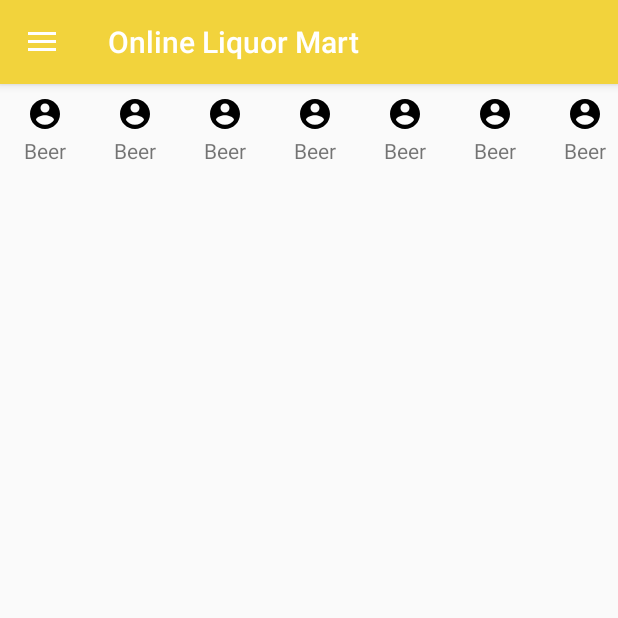
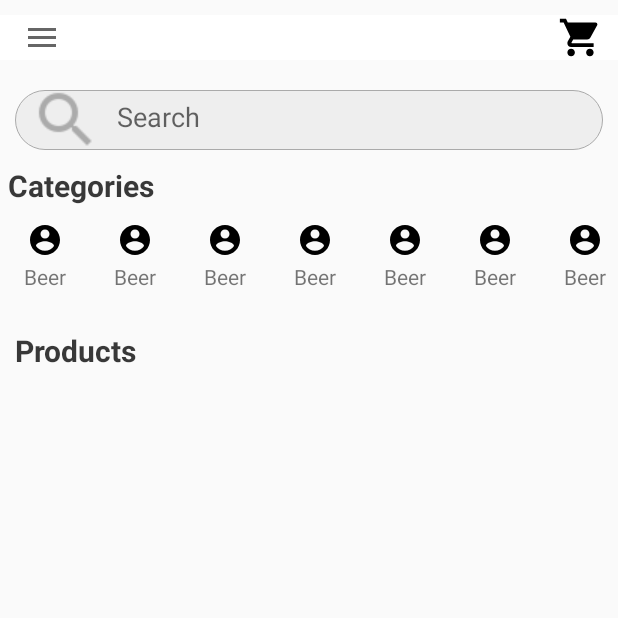
Before and after one commit to suvee01/FoodGATE, an Android app: the DashboardActivity screen opened directly, with no data from a screen before it, on a phone screen of 412 x 824 dp, the top half of it. Run offline under Robolectric (Android 15) with nearby library versions, the phone set to English and light mode, and no system bars.

Commit message:
"Cardview"

```diff
--- a/app/build.gradle
+++ b/app/build.gradle
@@ -5,7 +5,7 @@ android {
     buildToolsVersion "29.0.2"
     defaultConfig {
         applicationId "com.example.onlineliquorfinal"
-        minSdkVersion 23
+        minSdkVersion 21
         targetSdkVersion 29
         versionCode 1
         versionName "1.0"
@@ -27,7 +27,7 @@ dependencies {
     testImplementation 'junit:junit:4.12'
     androidTestImplementation 'androidx.test.ext:junit:1.1.0'
     androidTestImplementation 'androidx.test.espresso:espresso-core:3.1.1'
-    implementation 'com.android.support:design:28.0.0'
+    implementation 'com.android.support:design:29.0.0'
     implementation 'androidx.recyclerview:recyclerview:1.2.0-alpha01'
     implementation 'com.squareup.retrofit2:retrofit:2.5.0'
     implementation 'com.squareup.retrofit2:converter-gson:2.5.0'
--- /dev/null
+++ b/app/src/main/java/Adapter/ProductAdapter.java
@@ -0,0 +1,4 @@
+package Adapter;
+
+public class ProductAdapter {
+}
--- /dev/null
+++ b/app/src/main/java/Model/ProductModel.java
@@ -0,0 +1,4 @@
+package Model;
+
+public class ProductModel {
+}
--- a/app/src/main/java/com/example/onlineliquorfinal/DashboardActivity.java
+++ b/app/src/main/java/com/example/onlineliquorfinal/DashboardActivity.java
@@ -2,11 +2,13 @@ package com.example.onlineliquorfinal;
 
 import androidx.appcompat.app.ActionBarDrawerToggle;
 import androidx.appcompat.app.AppCompatActivity;
+import androidx.appcompat.widget.Toolbar;
 import androidx.drawerlayout.widget.DrawerLayout;
 import androidx.fragment.app.Fragment;
 import androidx.fragment.app.FragmentTransaction;
 
 import android.os.Bundle;
+import android.view.Menu;
 import android.view.MenuItem;
 import android.widget.FrameLayout;
 
@@ -14,6 +16,7 @@ import com.example.onlineliquorfinal.Fragment.DashboardFragment;
 
 public class DashboardActivity extends AppCompatActivity {
     private DrawerLayout mDrawerLayout;
+    private Toolbar toolbar;
     private ActionBarDrawerToggle mToggle;
     private FrameLayout frameLayout;
 
@@ -21,9 +24,11 @@ public class DashboardActivity extends AppCompatActivity {
     protected void onCreate(Bundle savedInstanceState) {
         super.onCreate(savedInstanceState);
         setContentView(R.layout.activity_dashboard);
+        getSupportActionBar().hide();
 
         mDrawerLayout= (DrawerLayout) findViewById(R.id.drawyerlayout);
-        mToggle= new ActionBarDrawerToggle(this, mDrawerLayout,R.string.open,R.string.close);
+        Toolbar toolbar = findViewById(R.id.app_bar);
+        mToggle= new ActionBarDrawerToggle(this, mDrawerLayout, toolbar,R.string.open,R.string.close);
 
         mDrawerLayout.addDrawerListener(mToggle);
         mToggle.syncState();
@@ -49,4 +54,9 @@ public class DashboardActivity extends AppCompatActivity {
 
     }
 
+//    @Override
+//    public boolean onCreateOptionsMenu(Menu menu) {
+//
+//
+//    }
 }
--- /dev/null
+++ b/app/src/main/res/drawable/editsearch.xml
@@ -0,0 +1,7 @@
+<?xml version="1.0" encoding="utf-8"?>
+<shape android:shape="rectangle" xmlns:android="http://schemas.android.com/apk/res/android">
+
+    <solid android:color="#eee"/>
+    <corners android:radius="50dp"/>
+    <stroke android:color="#aaa" android:width="0.5dp"></stroke>
+</shape>
--- /dev/null
+++ b/app/src/main/res/drawable/search2.xml
@@ -0,0 +1,11 @@
+<vector xmlns:android="http://schemas.android.com/apk/res/android"
+    android:width="10dp"
+    android:height="10dp"
+    android:viewportWidth="24"
+    android:viewportHeight="24"
+    android:tint="#333333"
+    android:alpha="0.6">
+    <path
+        android:fillColor="#FF000000"
+        android:pathData="M15.5,14h-0.79l-0.28,-0.27C15.41,12.59 16,11.11 16,9.5 16,5.91 13.09,3 9.5,3S3,5.91 3,9.5 5.91,16 9.5,16c1.61,0 3.09,-0.59 4.23,-1.57l0.27,0.28v0.79l5,4.99L20.49,19l-4.99,-5zM9.5,14C7.01,14 5,11.99 5,9.5S7.01,5 9.5,5 14,7.01 14,9.5 11.99,14 9.5,14z"/>
+</vector>
--- a/app/src/main/res/layout/activity_dashboard.xml
+++ b/app/src/main/res/layout/activity_dashboard.xml
@@ -6,11 +6,21 @@
     android:layout_height="match_parent"
     tools:context=".DashboardActivity"
     android:id="@+id/drawyerlayout">
+<LinearLayout
+    android:layout_width="match_parent"
+    android:layout_height="match_parent"
+    android:orientation="vertical">
+
+    <include
+        layout="@layout/app_bar"
+        android:id="@+id/app_bar"/>
 
 <FrameLayout
     android:id="@+id/framelayout"
     android:layout_width="match_parent"
     android:layout_height="match_parent" />
+
+</LinearLayout>
 
     <com.google.android.material.navigation.NavigationView
         app:headerLayout="@layout/header"
--- /dev/null
+++ b/app/src/main/res/layout/app_bar.xml
@@ -0,0 +1,25 @@
+<?xml version="1.0" encoding="utf-8"?>
+<androidx.appcompat.widget.Toolbar
+    xmlns:android="http://schemas.android.com/apk/res/android"
+    android:layout_width="match_parent"
+    android:layout_height="30dp"
+    android:background="#fff"
+    android:layout_marginTop="10dp"
+    >
+    <RelativeLayout
+        android:layout_width="match_parent"
+        android:layout_height="wrap_content">
+
+        <ImageView
+            android:layout_width="30dp"
+            android:layout_height="30dp"
+            android:src="@drawable/ic_shopping_cart_black_24dp"
+            android:layout_alignParentEnd="true"
+            android:layout_marginRight="10dp"/>
+
+
+    </RelativeLayout>
+
+
+
+</androidx.appcompat.widget.Toolbar>
--- a/app/src/main/res/layout/fragment_dashboard.xml
+++ b/app/src/main/res/layout/fragment_dashboard.xml
@@ -1,18 +1,75 @@
 <?xml version="1.0" encoding="utf-8"?>
-<androidx.constraintlayout.widget.ConstraintLayout xmlns:android="http://schemas.android.com/apk/res/android"
+<ScrollView xmlns:android="http://schemas.android.com/apk/res/android"
     xmlns:app="http://schemas.android.com/apk/res-auto"
     xmlns:tools="http://schemas.android.com/tools"
     android:layout_width="match_parent"
     android:layout_height="match_parent"
     android:orientation="vertical">
 
+<RelativeLayout
+    android:layout_width="match_parent"
+    android:layout_height="match_parent" >
+
+    <EditText
+        android:id="@+id/src"
+        android:layout_width="match_parent"
+        android:layout_height="40dp"
+        android:layout_marginStart="10dp"
+        android:layout_marginTop="20dp"
+        android:layout_marginEnd="10dp"
+        android:background="@drawable/editsearch"
+        android:drawableStart="@drawable/search1"
+        android:drawableLeft="@drawable/search2"
+        android:drawablePadding="10dp"
+        android:focusable="false"
+        android:hint="Search"
+        android:padding="10dp" />
+
+    <TextView
+        android:layout_width="match_parent"
+        android:layout_height="match_parent"
+        android:text="Categories"
+        android:layout_below="@+id/src"
+        android:textSize="20sp"
+        android:textStyle="bold"
+        android:textColor="@color/login_form_details"
+        android:layout_marginStart="5dp"
+        android:layout_marginTop="10dp"/>
 
     <androidx.recyclerview.widget.RecyclerView
         android:id="@+id/cat_recyclerview"
         android:layout_width="match_parent"
         android:layout_height="wrap_content"
+        android:layout_marginTop="100dp"
         android:elevation="3dp"
         app:layout_constraintEnd_toEndOf="parent"
+        app:layout_constraintHorizontal_bias="0.0"
         app:layout_constraintStart_toStartOf="parent"
         app:layout_constraintTop_toTopOf="parent" />
-</androidx.constraintlayout.widget.ConstraintLayout>
+
+    <RelativeLayout
+        android:id="@+id/relaative"
+        android:layout_width="match_parent"
+        android:layout_height="wrap_content"
+        android:layout_below="@id/cat_recyclerview">
+<TextView
+    android:layout_width="match_parent"
+    android:layout_height="wrap_content"
+    android:layout_alignParentStart="true"
+    android:text="Products"
+    android:textSize="20sp"
+    android:textStyle="bold"
+    android:textColor="@color/login_form_details"
+    android:layout_marginStart="10dp"
+    android:layout_marginTop="20dp"/>
+
+    </RelativeLayout>
+
+<androidx.recyclerview.widget.RecyclerView
+    android:layout_width="match_parent"
+    android:layout_height="wrap_content"
+    android:id="@+id/recyproduct"
+    android:layout_below="@id/relaative"/>
+
+</RelativeLayout>
+</ScrollView>
--- a/app/src/main/res/menu/sidemenu.xml
+++ b/app/src/main/res/menu/sidemenu.xml
@@ -2,11 +2,19 @@
 <menu xmlns:android="http://schemas.android.com/apk/res/android"
     xmlns:app="http://schemas.android.com/apk/res-auto">
 
-    <item android:id="@+id/home" android:title="Home" android:icon="@drawable/ic_dashboard_black_24dp"/>
-    <item android:id="@+id/Category" android:title="Category" android:icon="@drawable/ic_format_list_bulleted_black_24dp" />
-    <item android:id="@+id/Cart" android:title="My Cart" android:icon="@drawable/ic_shopping_cart_black_24dp" />
-    <item android:id="@+id/Account" android:title="My Account" android:icon="@drawable/ic_account_circle_black_24dp" />
-    <item android:id="@+id/Logout" android:title="Logout" android:icon="@drawable/ic_remove_circle_outline_black_24dp"/>
+    <item android:id="@+id/home"
+        android:title="Home"
+        android:icon="@drawable/ic_dashboard_black_24dp" />
+    <item android:id="@+id/Cart"
+        android:title="My Cart"
+        android:icon="@drawable/ic_shopping_cart_black_24dp"
+        app:showAsAction="always"/>
+    <item android:id="@+id/Account"
+        android:title="My Account"
+        android:icon="@drawable/ic_account_circle_black_24dp" />
+    <item android:id="@+id/Logout"
+        android:title="Logout"
+        android:icon="@drawable/ic_remove_circle_outline_black_24dp"/>
 
 
 
--- a/app/src/main/res/values/styles.xml
+++ b/app/src/main/res/values/styles.xml
@@ -6,12 +6,14 @@
         <item name="colorPrimary">@color/yellow</item>
         <item name="colorPrimaryDark">@color/yellow</item>
         <item name="colorAccent">@color/colorAccent</item>
+
     </style>
 
     <style name="Splashtheme" parent="Theme.AppCompat.Light.DarkActionBar">
         <!-- Customize your theme here. -->
         <item name="colorPrimary">@color/orange</item>
         <item name="android:windowBackground">@drawable/splash_bg</item>
+
     </style>
 
 </resources>
```
Also changed, not shown: app/src/main/res/drawable/search1.png (added).
